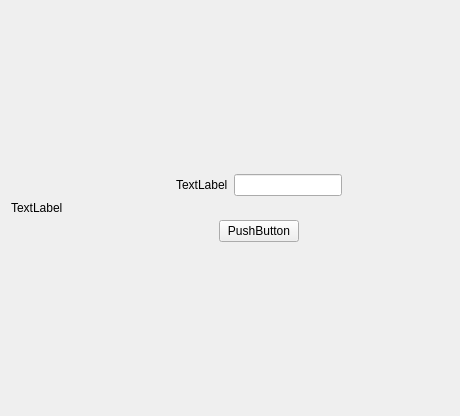
This is end.ui in Deyu-Kong/BPPN as Qt 5 draws it before an edit. The edited form follows.
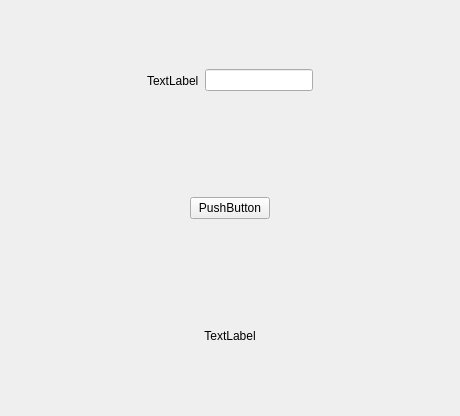
This is the edited form. Icons and pictures are not drawn.

Commit message: 添加gif

What changed in the file:
```diff
--- a/end.ui
+++ b/end.ui
@@ -18,8 +18,8 @@
     <normaloff>:/0005018327188690_b.jpg</normaloff>:/0005018327188690_b.jpg</iconset>
   </property>
   <layout class="QGridLayout" name="gridLayout">
-   <item row="0" column="1">
-    <spacer name="horizontalSpacer_3">
+   <item row="0" column="5">
+    <spacer name="horizontalSpacer_4">
      <property name="orientation">
       <enum>Qt::Horizontal</enum>
      </property>
@@ -32,21 +32,21 @@
     </spacer>
    </item>
    <item row="0" column="2">
+    <spacer name="horizontalSpacer_3">
+     <property name="orientation">
+      <enum>Qt::Horizontal</enum>
+     </property>
+     <property name="sizeHint" stdset="0">
+      <size>
+       <width>40</width>
+       <height>20</height>
+      </size>
+     </property>
+    </spacer>
+   </item>
+   <item row="0" column="3">
     <widget class="QWidget" name="widget_4" native="true">
      <layout class="QVBoxLayout" name="verticalLayout">
-      <item>
-       <spacer name="verticalSpacer">
-        <property name="orientation">
-         <enum>Qt::Vertical</enum>
-        </property>
-        <property name="sizeHint" stdset="0">
-         <size>
-          <width>20</width>
-          <height>40</height>
-         </size>
-        </property>
-       </spacer>
-      </item>
       <item>
        <widget class="QWidget" name="widget" native="true">
         <layout class="QHBoxLayout" name="horizontalLayout">
@@ -103,41 +103,18 @@
        </widget>
       </item>
       <item>
-       <spacer name="verticalSpacer_2">
-        <property name="orientation">
-         <enum>Qt::Vertical</enum>
+       <widget class="QLabel" name="gif">
+        <property name="text">
+         <string>TextLabel</string>
         </property>
-        <property name="sizeHint" stdset="0">
-         <size>
-          <width>20</width>
-          <height>40</height>
-         </size>
+        <property name="alignment">
+         <set>Qt::AlignCenter</set>
         </property>
-       </spacer>
+       </widget>
       </item>
      </layout>
     </widget>
    </item>
-   <item row="0" column="3">
-    <spacer name="horizontalSpacer_4">
-     <property name="orientation">
-      <enum>Qt::Horizontal</enum>
-     </property>
-     <property name="sizeHint" stdset="0">
-      <size>
-       <width>40</width>
-       <height>20</height>
-      </size>
-     </property>
-    </spacer>
-   </item>
-   <item row="0" column="0">
-    <widget class="QLabel" name="gif">
-     <property name="text">
-      <string>TextLabel</string>
-     </property>
-    </widget>
-   </item>
   </layout>
  </widget>
  <resources>
```
The commit also changes 1 other file.
